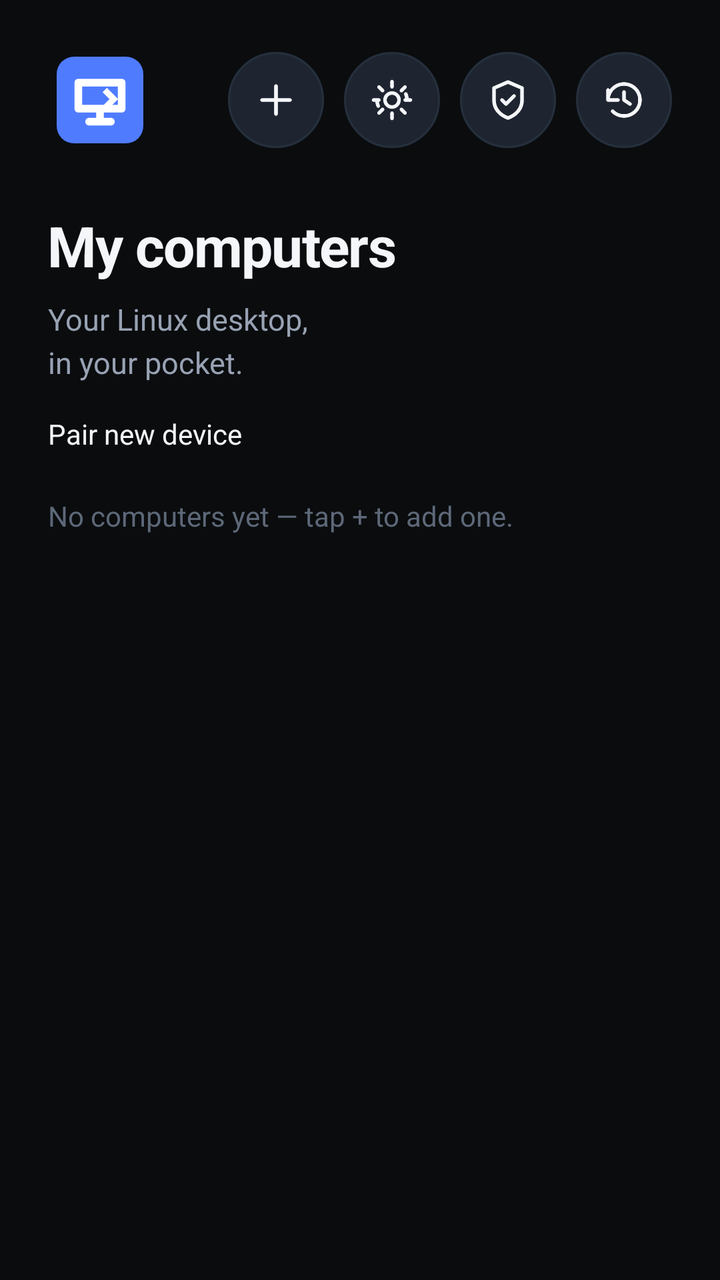
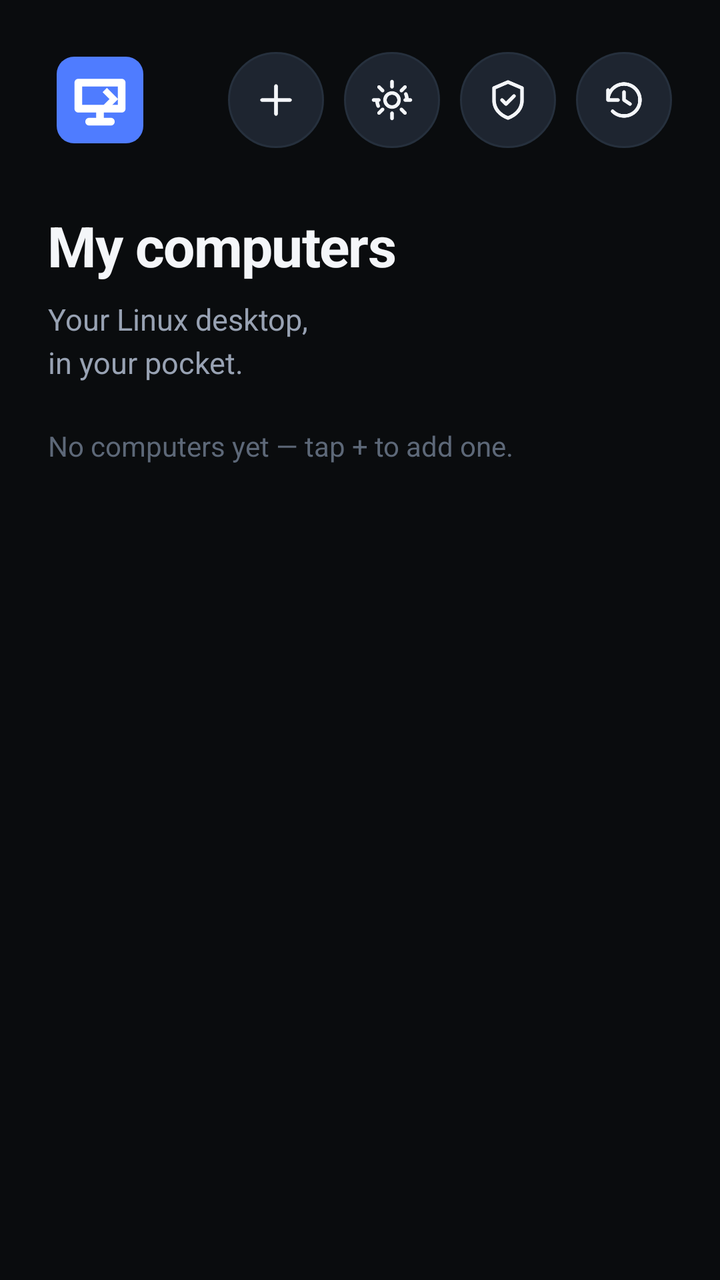

Screens rendered from an Android XML layout before and after an edit, with the pre-edit source and the edit as a unified diff.
<!-- AndroidManifest.xml: application theme Theme.Remote -->
<!-- res/layout/activity_main.xml -->
<?xml version="1.0" encoding="utf-8"?>
<ScrollView xmlns:android="http://schemas.android.com/apk/res/android"
    android:layout_width="match_parent"
    android:layout_height="match_parent"
    android:fillViewport="true"
    android:background="@color/bg">

    <LinearLayout
        android:layout_width="match_parent"
        android:layout_height="wrap_content"
        android:orientation="vertical"
        android:padding="24dp">

        <LinearLayout
            android:layout_width="match_parent"
            android:layout_height="wrap_content"
            android:orientation="horizontal"
            android:gravity="center_vertical">

            <ImageView
                android:layout_width="52dp"
                android:layout_height="52dp"
                android:src="@drawable/ic_logo" />

            <Space
                android:layout_width="0dp"
                android:layout_height="1dp"
                android:layout_weight="1" />

            <ImageButton
                android:id="@+id/btn_add"
                android:layout_width="48dp"
                android:layout_height="48dp"
                android:background="@drawable/bg_icon_btn"
                android:src="@drawable/ic_add"
                android:contentDescription="@string/add"
                android:padding="12dp" />

            <ImageButton
                android:id="@+id/btn_settings"
                android:layout_width="48dp"
                android:layout_height="48dp"
                android:layout_marginStart="10dp"
                android:background="@drawable/bg_icon_btn"
                android:src="@drawable/ic_settings"
                android:contentDescription="@string/settings"
                android:padding="12dp" />

            <ImageButton
                android:id="@+id/btn_security"
                android:layout_width="48dp"
                android:layout_height="48dp"
                android:layout_marginStart="10dp"
                android:background="@drawable/bg_icon_btn"
                android:src="@drawable/ic_shield"
                android:contentDescription="@string/security_center"
                android:padding="12dp" />

            <ImageButton
                android:id="@+id/btn_history"
                android:layout_width="48dp"
                android:layout_height="48dp"
                android:layout_marginStart="10dp"
                android:background="@drawable/bg_icon_btn"
                android:src="@drawable/ic_history"
                android:contentDescription="@string/session_history"
                android:padding="12dp" />
        </LinearLayout>

        <TextView
            style="@style/RemoteTitle"
            android:layout_width="wrap_content"
            android:layout_height="wrap_content"
            android:layout_marginTop="28dp"
            android:text="@string/my_computers" />

        <TextView
            style="@style/RemoteSubtitle"
            android:layout_width="wrap_content"
            android:layout_height="wrap_content"
            android:layout_marginTop="8dp"
            android:text="@string/tagline" />

        <Button
            android:id="@+id/btn_pair"
            android:layout_width="match_parent"
            android:layout_height="wrap_content"
            android:layout_marginTop="16dp"
            android:text="@string/pair_title" />

        <LinearLayout
            android:id="@+id/saved_list"
            android:layout_width="match_parent"
            android:layout_height="wrap_content"
            android:orientation="vertical"
            android:layout_marginTop="18dp" />

        <TextView
            android:id="@+id/empty_saved"
            android:layout_width="wrap_content"
            android:layout_height="wrap_content"
            android:layout_marginTop="4dp"
            android:text="@string/no_saved"
            android:textColor="@color/text_faint"
            android:textSize="14sp" />

    </LinearLayout>
</ScrollView>
<!-- resources referenced by this layout -->
<resources>
  <color name="bg">#0A0C0E</color>
  <color name="text_faint">#5D6878</color>
  <!-- drawable bg_icon_btn (drawable) -->
  <?xml version="1.0" encoding="utf-8"?>
  <shape xmlns:android="http://schemas.android.com/apk/res/android" android:shape="oval">
      <solid android:color="@color/surface2" />
      <stroke android:width="1dp" android:color="@color/divider" />
  </shape>
  <!-- drawable ic_add (drawable) -->
  <vector xmlns:android="http://schemas.android.com/apk/res/android"
      android:width="24dp" android:height="24dp"
      android:viewportWidth="24" android:viewportHeight="24">
      <path
          android:strokeColor="#F4F6F9"
          android:strokeWidth="1.8"
          android:strokeLineCap="round"
          android:fillColor="#00000000"
          android:pathData="M12,5 v14 M5,12 h14" />
  </vector>
  <string name="add">Add</string>
  <string name="my_computers">My computers</string>
  <string name="no_saved">No computers yet — tap + to add one.</string>
  <string name="pair_title">Pair new device</string>
  <string name="security_center">Security center</string>
  <string name="session_history">Session history</string>
  <string name="settings">Settings</string>
  <string name="tagline">Your Linux desktop,\nin your pocket.</string>
  <style name="RemoteSubtitle">
          <item name="android:textColor">@color/text_dim</item>
          <item name="android:textSize">15sp</item>
          <item name="android:fontFamily">sans-serif</item>
          <item name="android:lineSpacingExtra">4dp</item>
      </style>
  <style name="RemoteTitle">
          <item name="android:textColor">@color/text</item>
          <item name="android:textSize">28sp</item>
          <item name="android:textStyle">bold</item>
          <item name="android:fontFamily">sans-serif</item>
          <item name="android:letterSpacing">-0.02</item>
      </style>
  <color name="surface2">#1E2530</color>
  <color name="divider">#26303D</color>
  <color name="text_dim">#98A2B3</color>
  <color name="text">#F4F6F9</color>
  <style name="RemoteEditText" parent="android:Widget.EditText">
          <item name="android:background">@drawable/bg_input</item>
          <item name="android:textColor">@color/text</item>
          <item name="android:textColorHint">@color/text_faint</item>
          <item name="android:padding">16dp</item>
          <item name="android:textSize">16sp</item>
          <item name="android:fontFamily">sans-serif</item>
      </style>
  <style name="RemoteButton" parent="android:Widget.Button">
          <item name="android:background">@drawable/bg_button</item>
          <item name="android:textColor">#FFFFFF</item>
          <item name="android:textSize">16sp</item>
          <item name="android:textStyle">bold</item>
          <item name="android:textAllCaps">false</item>
          <item name="android:fontFamily">sans-serif-medium</item>
          <item name="android:minHeight">58dp</item>
      </style>
  <style name="RemoteCheckBox" parent="android:Widget.CompoundButton.CheckBox">
          <item name="android:textColor">@color/text</item>
          <item name="android:fontFamily">sans-serif</item>
      </style>
  <!-- drawable bg_input (drawable) -->
  <?xml version="1.0" encoding="utf-8"?>
  <shape xmlns:android="http://schemas.android.com/apk/res/android" android:shape="rectangle">
      <solid android:color="@color/surface2" />
      <stroke android:width="1dp" android:color="@color/divider" />
      <corners android:radius="14dp" />
  </shape>
  <!-- drawable bg_button (drawable) -->
  <?xml version="1.0" encoding="utf-8"?>
  <shape xmlns:android="http://schemas.android.com/apk/res/android" android:shape="rectangle">
      <solid android:color="@color/accent" />
      <corners android:radius="16dp" />
  </shape>
  <color name="accent">#4F7CFF</color>
</resources>

<!-- the commit's change to res/layout/activity_main.xml (unified diff, before → after) -->
@@ -81,13 +81,6 @@
             android:layout_marginTop="8dp"
             android:text="@string/tagline" />
 
-        <Button
-            android:id="@+id/btn_pair"
-            android:layout_width="match_parent"
-            android:layout_height="wrap_content"
-            android:layout_marginTop="16dp"
-            android:text="@string/pair_title" />
-
         <LinearLayout
             android:id="@+id/saved_list"
             android:layout_width="match_parent"
<!-- resource entries referenced after the edit -->
@@ -22,7 +22,6 @@
   <string name="add">Add</string>
   <string name="my_computers">My computers</string>
   <string name="no_saved">No computers yet — tap + to add one.</string>
-  <string name="pair_title">Pair new device</string>
   <string name="security_center">Security center</string>
   <string name="session_history">Session history</string>
   <string name="settings">Settings</string>
